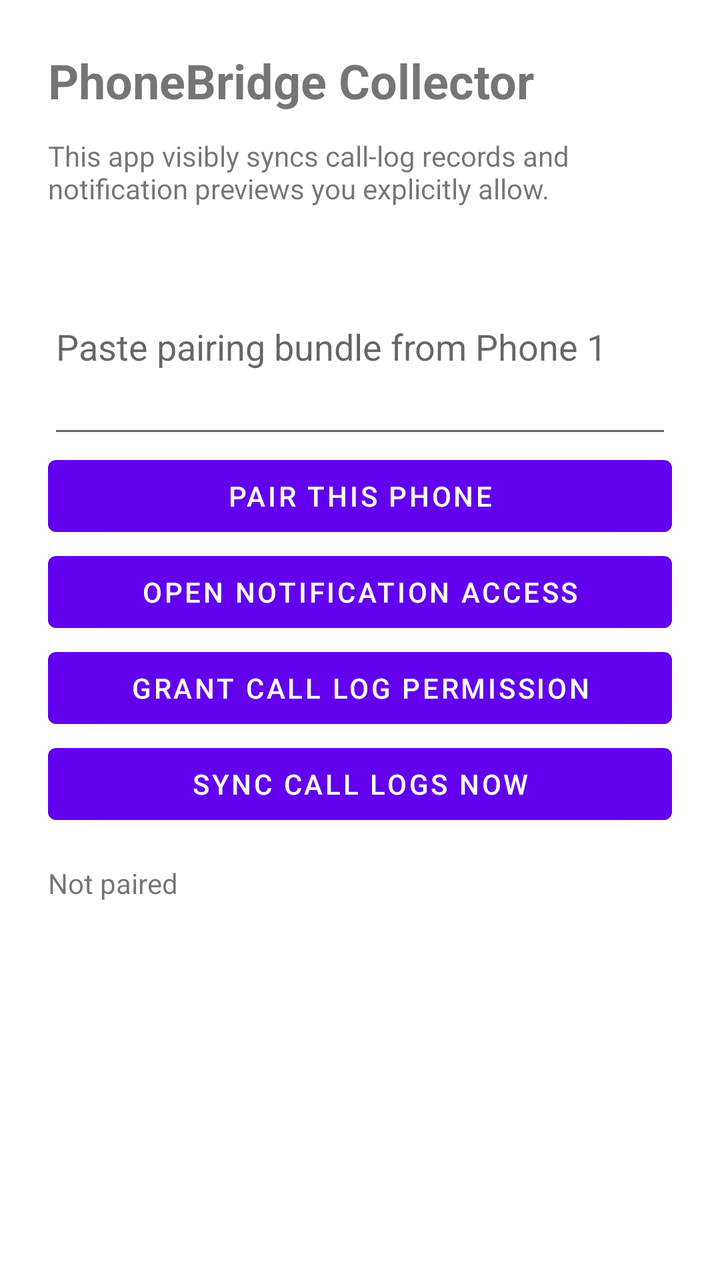
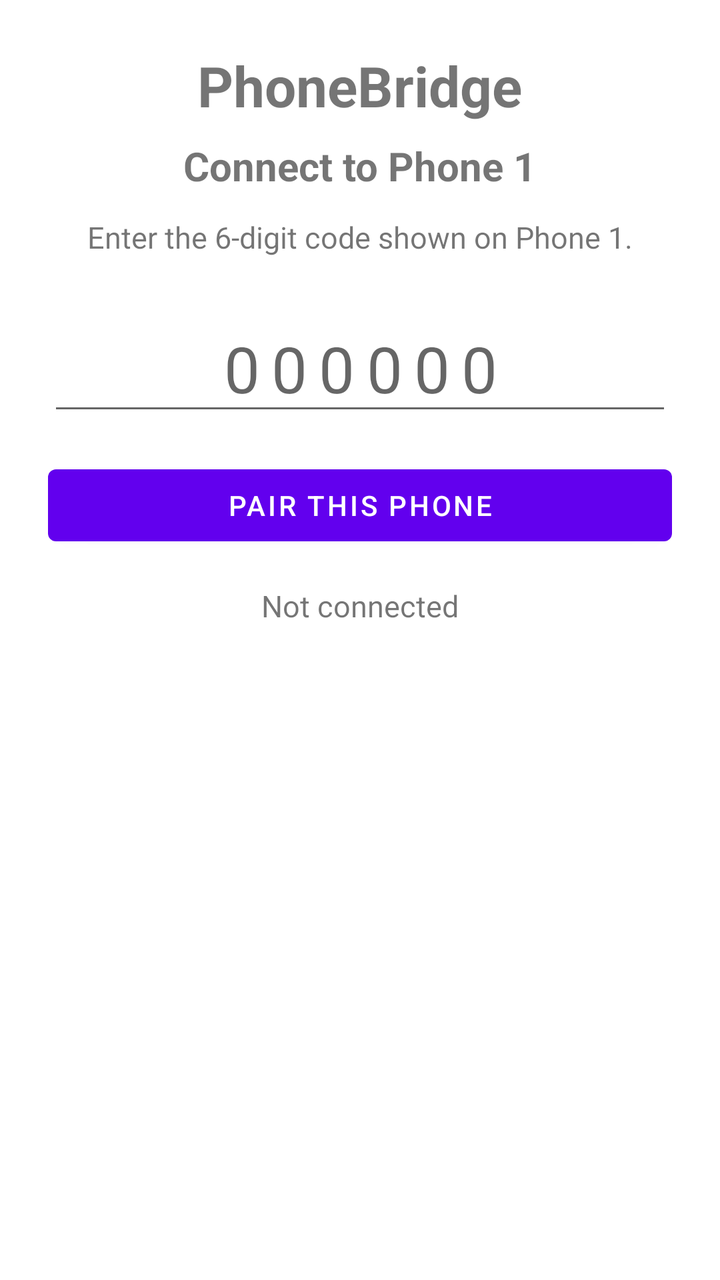

An Android layout rendered at two revisions. The XML below is the earlier revision; the diff shows what the commit changed to produce the second picture.
<!-- AndroidManifest.xml: application theme Theme.MaterialComponents.DayNight.NoActionBar -->
<!-- res/layout/activity_main.xml -->
<?xml version="1.0" encoding="utf-8"?>
<ScrollView xmlns:android="http://schemas.android.com/apk/res/android"
    android:layout_width="match_parent" android:layout_height="match_parent">
    <LinearLayout
        android:orientation="vertical" android:padding="24dp"
        android:layout_width="match_parent" android:layout_height="wrap_content">
        <TextView
            android:text="PhoneBridge Collector" android:textSize="24sp"
            android:textStyle="bold"
            android:layout_width="wrap_content" android:layout_height="wrap_content"/>
        <TextView
            android:layout_marginTop="12dp"
            android:text="This app visibly syncs call-log records and notification previews you explicitly allow."
            android:layout_width="match_parent" android:layout_height="wrap_content"/>
        <EditText
            android:id="@+id/pairBundle"
            android:hint="Paste pairing bundle from Phone 1"
            android:minLines="4"
            android:inputType="textMultiLine"
            android:layout_marginTop="16dp"
            android:layout_width="match_parent" android:layout_height="wrap_content"/>
        <Button android:id="@+id/btnPair" android:text="Pair this phone"
            android:layout_width="match_parent" android:layout_height="wrap_content"/>
        <Button android:id="@+id/btnNotif" android:text="Open Notification Access"
            android:layout_width="match_parent" android:layout_height="wrap_content"/>
        <Button android:id="@+id/btnCalls" android:text="Grant Call Log Permission"
            android:layout_width="match_parent" android:layout_height="wrap_content"/>
        <Button android:id="@+id/btnSync" android:text="Sync Call Logs Now"
            android:layout_width="match_parent" android:layout_height="wrap_content"/>
        <TextView android:id="@+id/status" android:text="Not paired"
            android:layout_marginTop="16dp"
            android:layout_width="match_parent" android:layout_height="wrap_content"/>
    </LinearLayout>
</ScrollView>
<!-- resources referenced by this layout -->
<resources>

</resources>

<!-- the commit's change to res/layout/activity_main.xml (unified diff, before → after) -->
@@ -1,34 +1,121 @@
 <?xml version="1.0" encoding="utf-8"?>
-<ScrollView xmlns:android="http://schemas.android.com/apk/res/android"
-    android:layout_width="match_parent" android:layout_height="match_parent">
+<FrameLayout xmlns:android="http://schemas.android.com/apk/res/android"
+    android:layout_width="match_parent"
+    android:layout_height="match_parent">
+
     <LinearLayout
-        android:orientation="vertical" android:padding="24dp"
-        android:layout_width="match_parent" android:layout_height="wrap_content">
+        android:id="@+id/pairingScreen"
+        android:layout_width="match_parent"
+        android:layout_height="match_parent"
+        android:orientation="vertical"
+        android:gravity="center_horizontal"
+        android:padding="24dp">
+
         <TextView
-            android:text="PhoneBridge Collector" android:textSize="24sp"
-            android:textStyle="bold"
-            android:layout_width="wrap_content" android:layout_height="wrap_content"/>
+            android:layout_width="wrap_content"
+            android:layout_height="wrap_content"
+            android:text="PhoneBridge"
+            android:textSize="28sp"
+            android:textStyle="bold" />
+
         <TextView
+            android:layout_width="wrap_content"
+            android:layout_height="wrap_content"
+            android:layout_marginTop="8dp"
+            android:text="Connect to Phone 1"
+            android:textSize="20sp"
+            android:textStyle="bold" />
+
+        <TextView
+            android:layout_width="match_parent"
+            android:layout_height="wrap_content"
             android:layout_marginTop="12dp"
-            android:text="This app visibly syncs call-log records and notification previews you explicitly allow."
-            android:layout_width="match_parent" android:layout_height="wrap_content"/>
+            android:gravity="center"
+            android:text="Enter the 6-digit code shown on Phone 1."
+            android:textSize="15sp" />
+
         <EditText
-            android:id="@+id/pairBundle"
-            android:hint="Paste pairing bundle from Phone 1"
-            android:minLines="4"
-            android:inputType="textMultiLine"
+            android:id="@+id/pairCode"
+            android:layout_width="match_parent"
+            android:layout_height="wrap_content"
+            android:layout_marginTop="24dp"
+            android:gravity="center"
+            android:hint="000000"
+            android:inputType="number"
+            android:letterSpacing="0.18"
+            android:maxLength="6"
+            android:textSize="32sp" />
+
+        <Button
+            android:id="@+id/btnPair"
+            android:layout_width="match_parent"
+            android:layout_height="wrap_content"
             android:layout_marginTop="16dp"
-            android:layout_width="match_parent" android:layout_height="wrap_content"/>
-        <Button android:id="@+id/btnPair" android:text="Pair this phone"
-            android:layout_width="match_parent" android:layout_height="wrap_content"/>
-        <Button android:id="@+id/btnNotif" android:text="Open Notification Access"
-            android:layout_width="match_parent" android:layout_height="wrap_content"/>
-        <Button android:id="@+id/btnCalls" android:text="Grant Call Log Permission"
-            android:layout_width="match_parent" android:layout_height="wrap_content"/>
-        <Button android:id="@+id/btnSync" android:text="Sync Call Logs Now"
-            android:layout_width="match_parent" android:layout_height="wrap_content"/>
-        <TextView android:id="@+id/status" android:text="Not paired"
+            android:text="Pair this phone" />
+
+        <TextView
+            android:id="@+id/status"
+            android:layout_width="match_parent"
+            android:layout_height="wrap_content"
             android:layout_marginTop="16dp"
-            android:layout_width="match_parent" android:layout_height="wrap_content"/>
+            android:gravity="center"
+            android:text="Not connected"
+            android:textSize="15sp" />
     </LinearLayout>
-</ScrollView>
+
+    <ScrollView
+        android:id="@+id/dashboardScreen"
+        android:layout_width="match_parent"
+        android:layout_height="match_parent"
+        android:visibility="gone">
+
+        <LinearLayout
+            android:layout_width="match_parent"
+            android:layout_height="wrap_content"
+            android:orientation="vertical"
+            android:padding="24dp">
+
+            <TextView
+                android:layout_width="wrap_content"
+                android:layout_height="wrap_content"
+                android:text="PhoneBridge Dashboard"
+                android:textSize="26sp"
+                android:textStyle="bold" />
+
+            <TextView
+                android:layout_width="match_parent"
+                android:layout_height="wrap_content"
+                android:layout_marginTop="8dp"
+                android:text="Phone 2 is connected. Choose which Android permissions you want to allow."
+                android:textSize="14sp" />
+
+            <TextView
+                android:id="@+id/dashboardStatus"
+                android:layout_width="match_parent"
+                android:layout_height="wrap_content"
+                android:layout_marginTop="14dp"
+                android:text="Connected"
+                android:textStyle="bold" />
+
+            <Button
+                android:id="@+id/btnNotif"
+                android:layout_width="match_parent"
+                android:layout_height="wrap_content"
+                android:layout_marginTop="18dp"
+                android:text="Open Notification Access" />
+
+            <Button
+                android:id="@+id/btnCalls"
+                android:layout_width="match_parent"
+                android:layout_height="wrap_content"
+                android:text="Grant Call Log Permission" />
+
+            <Button
+                android:id="@+id/btnSync"
+                android:layout_width="match_parent"
+                android:layout_height="wrap_content"
+                android:text="Sync Call Logs Now" />
+        </LinearLayout>
+    </ScrollView>
+
+</FrameLayout>
